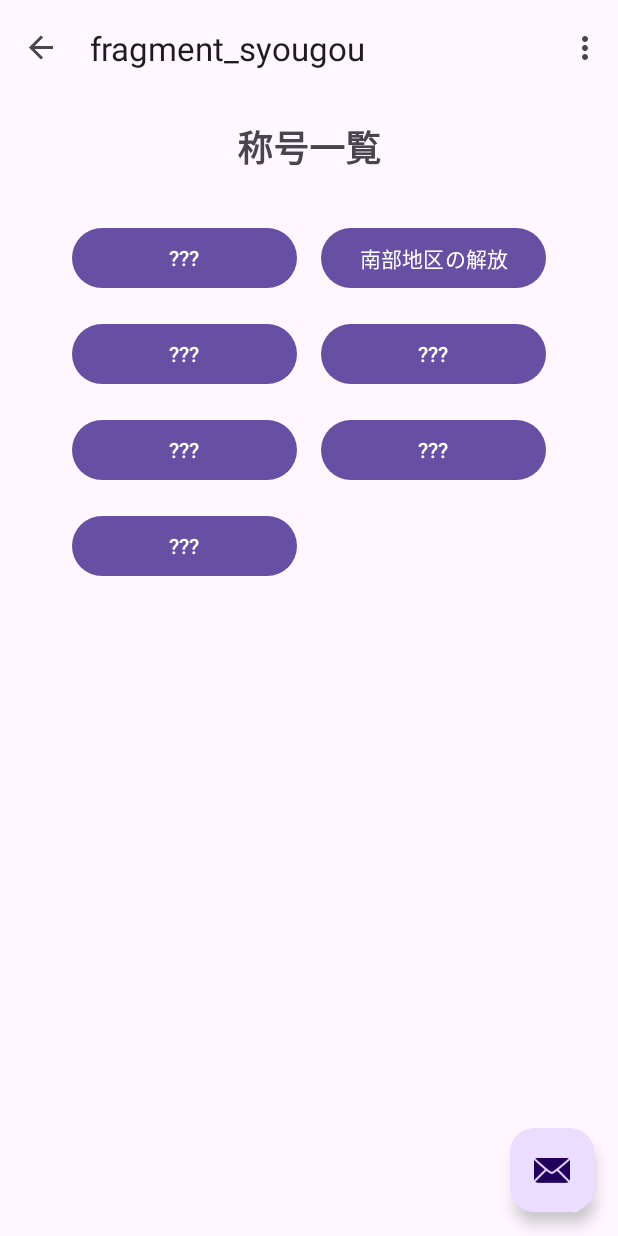
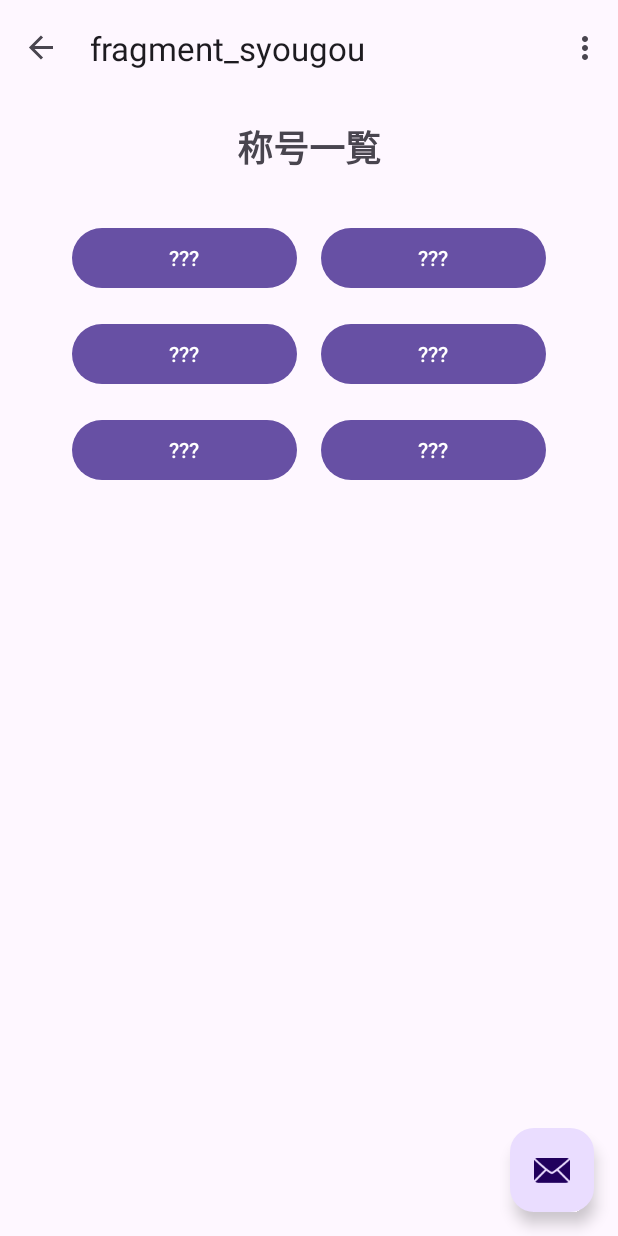
Before and after one commit to grreatmoon/PBL_Group1, an Android app: the screen it shows after launch (MainActivity), after a tap on "称号リスト", on a phone screen of 412 x 824 dp. Run offline under Robolectric (Android 15) with nearby library versions, the phone set to English and light mode, and no system bars; our stand-ins replace navigation-ui.

Commit message:
称号機能の統合

```diff
--- a/app/src/main/java/com/example/pbl_gruop1/AreaManager.java
+++ b/app/src/main/java/com/example/pbl_gruop1/AreaManager.java
@@ -21,7 +21,7 @@ public class AreaManager {
         areaList.add(new Area("Myosenji","妙泉寺",32.8742,130.7819,3000));//とりあえず半径3000で統一
         areaList.add(new Area("GenkiPark","元気の森公園",32.8883,130.7433,3000));
         areaList.add(new Area("KoshiCityHall","合志市役所",32.8847,130.7600,3000));
-        areaList.add(new Area("LutherChurch","ルーテル合志境界",32.8825,130.7711,3000));
+        areaList.add(new Area("LutherChurch","ルーテル合志教会",32.8825,130.7711,3000));
         areaList.add(new Area("CountryPark","カントリーパーク",32.8794,130.7589,3000));
         areaList.add(new Area("BentenMountain","弁天山",32.8931,130.7589,3000));
 
--- a/app/src/main/java/com/example/pbl_gruop1/SyougouAdapter.java
+++ b/app/src/main/java/com/example/pbl_gruop1/SyougouAdapter.java
@@ -15,19 +15,19 @@ import java.util.List;
 
 //RecyclerViewと称号データリスト(allTitles)を結びつけるためのアダプタークラス
 public class SyougouAdapter extends RecyclerView.Adapter<SyougouAdapter.SyougouViewHolder>{
-    private final List<SyougouMaster> syougouList;
+    private final List<Title>  titleList;
     private final PlayerData playerData;
     private final Context context; //ダイアログ表示のためにContextを受け取る
 
     /**
      * アダプターのコンストラクタ
      * @param context 表示元のContext
-     * @param syougouList 表示したい称号のマスターデータリスト
+     * @param titleList 表示したい称号のマスターデータリスト
      * @param playerData プレイヤーの所持データ
      */
-    public SyougouAdapter(Context context, List<SyougouMaster> syougouList, PlayerData playerData) {
+    public SyougouAdapter(Context context, List<Title> titleList, PlayerData playerData) {
         this.context = context;
-        this.syougouList = syougouList;
+        this.titleList = titleList;
         this.playerData = playerData;
     }
 
@@ -50,24 +50,27 @@ public class SyougouAdapter extends RecyclerView.Adapter<SyougouAdapter.SyougouV
     @Override
     public void onBindViewHolder(@NonNull SyougouViewHolder holder, int position) {
         // 表示する称号データをリストから取得
-        SyougouMaster currentSyougou = syougouList.get(position); //リストの(position)番目の称号データを取得
+        Title currentTitle = titleList.get(position); //リストの(position)番目の称号データを取得
 
-        final String currentSyougouName = currentSyougou.getName(); //SyougouMasterから称号名を取得
-        final String dialogMessage = currentSyougou.getMessage(); //SyougouMasterから称号毎の獲得条件を取得
-        final int imageResId = currentSyougou.getImageResId();    //SyougouMasterから称号毎の画像IDを取得
+        final String currentTitleName = currentTitle.getName(); //Titleから称号名を取得
+        final String dialogMessage = currentTitle.getDescription(); //Titleから称号毎の獲得条件を取得
+        final String imageName = currentTitle.getImageName();
+        final int imageResId = getImageResourceIdByName(imageName);    //Titleから称号毎の画像IDを取得
+        final int lockedImageResId = R.drawable.syougou_image_locked;   //未開放用画像ID
+
 
         // プレイヤーが称号を持っているかどうかの判定
-        if (playerData.unlockedTitleIds.contains(currentSyougou.getId())) {
+        if (playerData.unlockedTitleIds.contains(currentTitle.getId())) {
             //取得済みなら...
-            holder.syougouButton.setText(currentSyougou.getName()); //称号名をそれぞれ設定
+            holder.syougouButton.setText(currentTitle.getName()); //称号名をそれぞれ設定
             holder.syougouButton.setOnClickListener(v -> {
-                showDetailDialog(currentSyougouName, dialogMessage, imageResId);
+                showDetailDialog(currentTitleName, dialogMessage, imageResId);
             });
         } else {
             //未取得なら...
-            holder.syougouButton.setText(currentSyougou.getLockedName()); //称号名を？？？に設定
+            holder.syougouButton.setText("???"); //称号名を？？？に設定
             holder.syougouButton.setOnClickListener(v -> {
-                showDetailDialog("？？？", dialogMessage, imageResId);
+                showDetailDialog("？？？", dialogMessage, lockedImageResId);
             });
         }
     }
@@ -76,7 +79,7 @@ public class SyougouAdapter extends RecyclerView.Adapter<SyougouAdapter.SyougouV
     @Override
     public int getItemCount() {
         //リストがnullの場合も考慮して0を返す
-        return syougouList != null ? syougouList.size() : 0;
+        return titleList != null ? titleList.size() : 0;
     }
 
     //1個分のボタンを保持するためのインナークラス
@@ -117,4 +120,15 @@ public class SyougouAdapter extends RecyclerView.Adapter<SyougouAdapter.SyougouV
                 .setPositiveButton("閉じる", (dialog, which) -> dialog.dismiss())
                 .show();
     }
+
+    //画像ファイル名からリソースIDを取得するメソッド
+    private int getImageResourceIdByName(String imageName){
+        if (context == null || imageName == null || imageName.isEmpty()) {
+            return 0;   //エラー時は0を返す
+        }
+        android.content.res.Resources resources = context.getResources();
+        //getIdentifierは文字列からリソースIDを見つけるためのAndroid標準機能
+        return resources.getIdentifier(imageName, "drawable",context.getPackageName());
+    }
+
 }
--- a/app/src/main/java/com/example/pbl_gruop1/SyougouFragment.java
+++ b/app/src/main/java/com/example/pbl_gruop1/SyougouFragment.java
@@ -12,7 +12,7 @@ import java.util.List;
 import java.util.ArrayList;
 
 public class SyougouFragment extends Fragment {
-    private List<SyougouMaster> allTitles;
+
     public SyougouFragment() {
     }
 
@@ -26,8 +26,12 @@ public class SyougouFragment extends Fragment {
     @Override
     public void onViewCreated(@NonNull View view, @Nullable Bundle savedInstanceState) {
         super.onViewCreated(view, savedInstanceState);
-        setupSyougou(); //全称号のマスターデータリストを準備する
-        PlayerData playerData = loadPlayerDataForTest(); //プレイヤーデータのインスタンスをロード (現状テスト用)
+        TitleManager titleManager = TitleManager.getInstance();
+        List<Title> allTitles = titleManager.getTitleList(); //すべての称号リストを取得
+
+        GameDataManager dataManager = GameDataManager.getInstance();
+        PlayerData playerData = dataManager.loadPlayerData(getContext());
+
         RecyclerView recyclerView = view.findViewById(R.id.syougou_recycler_view); //RecyclerViewをxmlから見つける
         SyougouAdapter adapter = new SyougouAdapter(getContext(), allTitles, playerData);
         //アダプターを生成. Context, 称号リスト, プレイヤーデータを渡す
@@ -35,27 +39,34 @@ public class SyougouFragment extends Fragment {
         //RecyclerViewにアダプターを設定. RecyclerView が自動的に称号リストを表示してくれる
     }
 
-    //全称号のマスターデータを作成
-    private void setupSyougou() {
-        allTitles = new ArrayList<>();
-        /**SyougouMaster.javaを基に各称号の詳細を設定(称号ID, 称号の名前, 称号の獲得条件, 称号毎の画像ID)
-           3つ目以降は画像を仕入れた時に書き換える, 今は動作確認用に1, 2のみ実装*/
-        allTitles.add(new SyougouMaster("kuroishi-suya", "黒石・須屋地区の開放", "黒石・須屋地区付近を通行", R.drawable.syougou_image_1));
-        allTitles.add(new SyougouMaster("nanbu", "南部地区の解放", "南部地区付近を通行", R.drawable.syougou_image_2));
-        allTitles.add(new SyougouMaster("nonoshima", "野々島地区の解放", "野々島地区付近を通行", R.drawable.syougou_image_2));
-        allTitles.add(new SyougouMaster("aioi-sakae", "合生・栄地区の解放", "合生・栄地区付近を通行", R.drawable.syougou_image_2));
-        allTitles.add(new SyougouMaster("hokubu", "北部地区の解放", "北部地区付近を通行", R.drawable.syougou_image_2));
-        allTitles.add(new SyougouMaster("chuou", "中央地区の解放", "中央地区付近を通行", R.drawable.syougou_image_2));
-        allTitles.add(new SyougouMaster("area-full", "全エリアの解放", "マップ内全ての地区を踏破", R.drawable.syougou_image_2));
-        //新しく称号を増やすときは, このリストに一行ずつ追加する
+    @Override
+    public void onResume(){
+        super.onResume();
+        //画面が表示されるたびにデータを再読み込みしてUIを更新
+        updateUI();
     }
 
-    //テスト用のプレイヤーデータを作成して返すメソッド. @return テスト用のPlayerDataインスタンス
-    private PlayerData loadPlayerDataForTest() {
-        // 本来はスマホに保存されたデータを読み込む処理が入る
-        // ここではテストのため、新しいデータを作成し、仮に"南部地区の解放"だけ獲得済みにする
-        PlayerData data = new PlayerData();
-        data.unlockedTitleIds.add("nanbu"); // "南部地区の解放"だけ獲得している状態
-        return data;
+    //UI更新処理を別メソッドとして定義
+    private void updateUI() {
+        //onViewCreatedと同じデータ読み込みとアダプター設定の処理を行う
+        if (getView() == null) return;  //安全のため
+
+        TitleManager titleManager = TitleManager.getInstance();
+        List<Title> allTitles = titleManager.getTitleList();
+
+        GameDataManager dataManager = GameDataManager.getInstance();
+        PlayerData playerData = dataManager.loadPlayerData(getContext());
+
+        RecyclerView recyclerView = getView().findViewById(R.id.syougou_recycler_view);
+
+        //アダプターがすでに存在すれば新しいデータで更新,なければ新しく作成して設定する
+        if (recyclerView.getAdapter() instanceof SyougouAdapter) {
+            SyougouAdapter adapter = new SyougouAdapter(getContext(), allTitles, playerData);
+            recyclerView.setAdapter(adapter);
+        } else {
+            SyougouAdapter adapter = new SyougouAdapter(getContext(),allTitles,playerData);
+            recyclerView.setAdapter(adapter);
+        }
     }
+
 }
--- a/app/src/main/java/com/example/pbl_gruop1/SyougouMaster.java
+++ /dev/null
@@ -1,33 +0,0 @@
-//称号の数が膨大になった時用に称号のフォーマットを設定. SyougouFragment.javaにて引数の指定をして一括管理
-package com.example.pbl_gruop1;
-
-public class SyougouMaster{
-    private final String id;      //称号ID
-    private final String name;    //称号名
-    private final String message; //称号の獲得条件
-    private final int imageResId; //称号毎の画像ID
-
-    public SyougouMaster(String id, String name, String message, int imageResId){
-        this.id = id;
-        this.name = name;
-        this.message = message;
-        this.imageResId = imageResId;
-    }
-
-    //各データ取得用のゲッター
-    public String getId(){
-        return id;
-    }
-    public String getName(){
-        return name;
-    }
-    public String getMessage(){
-        return message;
-    }
-    public int getImageResId(){
-        return imageResId;
-    }
-    public String getLockedName(){ //称号未取得時は全ての称号の名前を？？？に矯正
-        return "???";
-    }
-}
--- a/app/src/main/java/com/example/pbl_gruop1/Title.java
+++ b/app/src/main/java/com/example/pbl_gruop1/Title.java
@@ -5,14 +5,14 @@ public class Title {
     private String id; //称号を識別するためのID
     private String name; //称号の表示名
     private String description; //称号の獲得条件の説明
-    private int imageResId; //称号のアイコンの画像のリソースID
+    private String imageName; //称号のアイコンの画像のリソースID
     private String requiredAreaId;  //この称号を開放するために必要なエリアのID
 
-    public Title(String id, String name, String description, int imageResId, String requiredAreaId) {
+    public Title(String id, String name, String description, String imageName, String requiredAreaId) {
         this.id = id;
         this.name = name;
         this.description = description;
-        this.imageResId = imageResId;
+        this.imageName = imageName;
         this.requiredAreaId = requiredAreaId;
     }
 
@@ -28,8 +28,8 @@ public class Title {
         return description;
     }
 
-    public int getImageResId() {
-        return imageResId;
+    public String getImageName() {
+        return imageName;
     }
 
     public String getRequiredAreaId() {
--- a/app/src/main/java/com/example/pbl_gruop1/TitleManager.java
+++ b/app/src/main/java/com/example/pbl_gruop1/TitleManager.java
@@ -11,12 +11,12 @@ public class TitleManager {
     private TitleManager() {    //称号の情報を定義
         titleList = new ArrayList<>();
 
-        titleList.add(new Title("title_myosenji", "妙泉寺の僧侶", "妙泉寺を訪れる",R.drawable.syougou_image_myosenji, "Myosenji"));
-        titleList.add(new Title("title_genkipark", "元気の森の冒険家", "元気の森公園を訪れる", R.drawable.syougou_image_genkipark, "GenkiPark"));
-        titleList.add(new Title("title_koshicityhall", "合志市の市民", "合志市役所を訪れる", R.drawable.syougou_image_koshicityhall, "KoshiCityHall"));
-        titleList.add(new Title("title_lutherchurch", "教会の聖歌隊", "ルーテル合志教会を訪れる", R.drawable.syougou_image_lutherchurch, "LutherChurch"));
-        titleList.add(new Title("title_countrypark", "パークの探検家", "カントリーパークを訪れる", R.drawable.syougou_image_countrypark, "CountryPark"));
-        titleList.add(new Title("title_bentenmountain", "弁天山の征服者", "弁天山を訪れる", R.drawable.syougou_image_bentenmountain, "BentenMountain"));
+        titleList.add(new Title("title_myosenji", "妙泉寺の僧侶", "妙泉寺を訪れる","syougou_image_myosenji", "Myosenji"));
+        titleList.add(new Title("title_genkipark", "元気の森の冒険家", "元気の森公園を訪れる", "syougou_image_genkipark", "GenkiPark"));
+        titleList.add(new Title("title_koshicityhall", "合志市の市民", "合志市役所を訪れる","syougou_image_koshicityhall", "KoshiCityHall"));
+        titleList.add(new Title("title_lutherchurch", "教会の聖歌隊", "ルーテル合志教会を訪れる", "syougou_image_lutherchurch", "LutherChurch"));
+        titleList.add(new Title("title_countrypark", "パークの探検家", "カントリーパークを訪れる", "syougou_image_countrypark", "CountryPark"));
+        titleList.add(new Title("title_bentenmountain", "弁天山の征服者", "弁天山を訪れる", "syougou_image_bentenmountain", "BentenMountain"));
 
 
     }
```
Also changed, not shown: app/src/main/res/drawable/syougou_image_locked.png (added).
